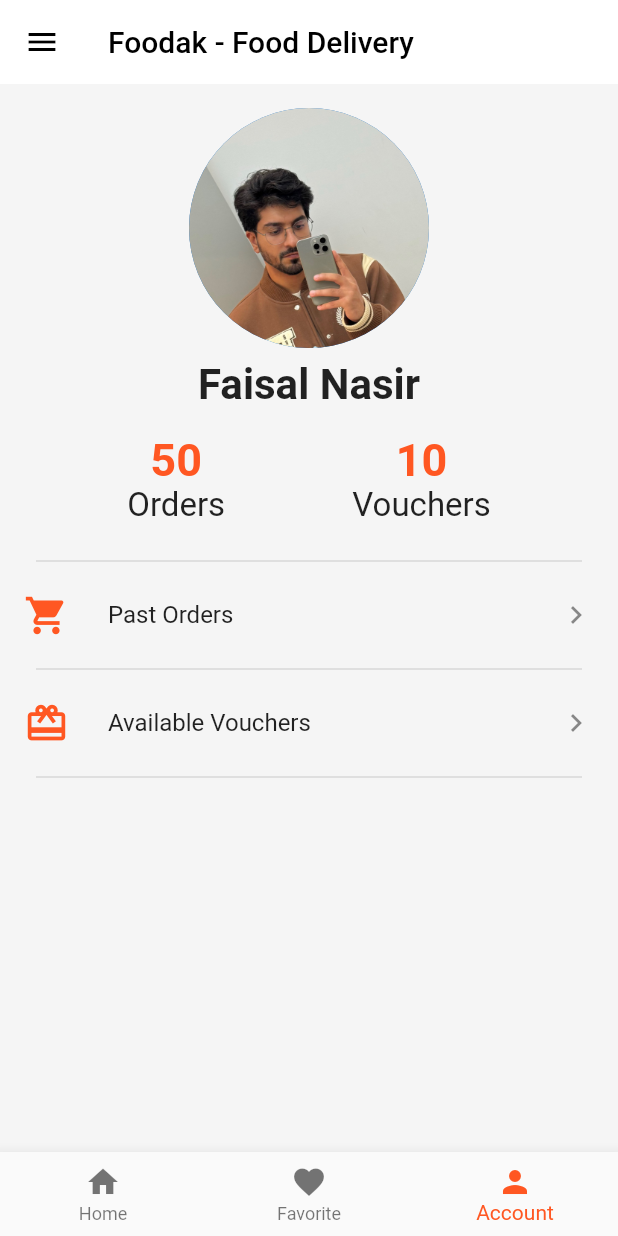
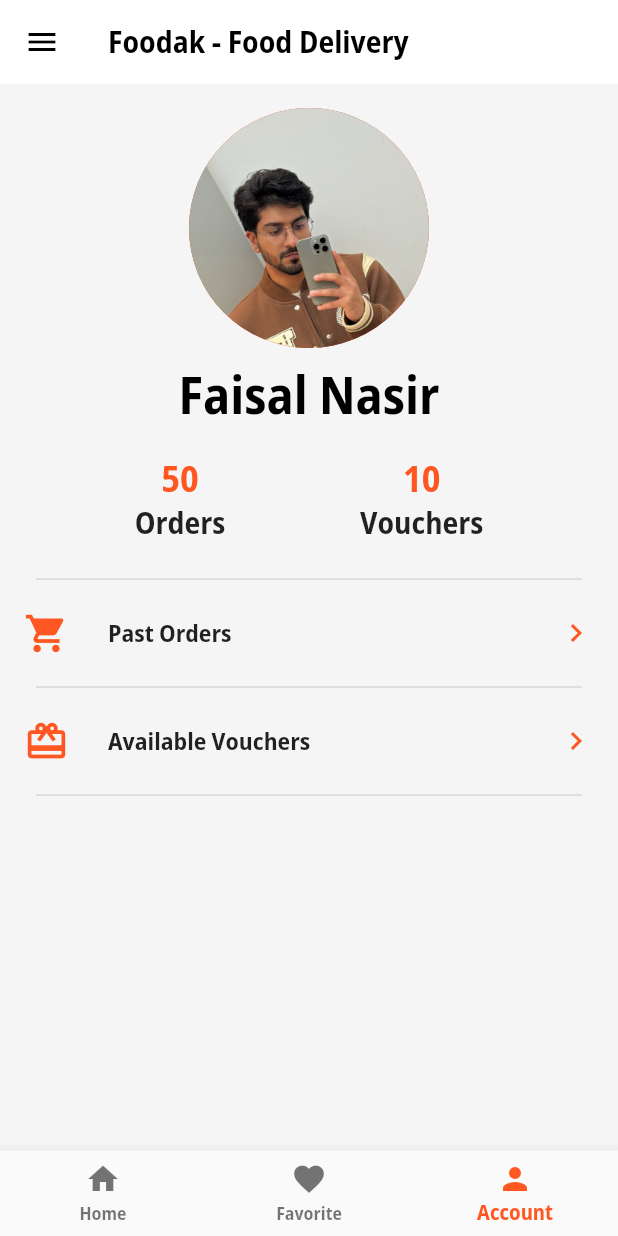
Before and after one commit to Fnmghaithi/food_delivery_app, a Flutter app: the screen it shows after launch, item 3 of the bottom bar chosen, on a phone screen of 412 x 824 dp. Run offline on Flutter 3.47's test engine with Material 3 defaults, Android fonts, the phone set to English and light mode, and no system bars; network calls fail.

Commit message:
Added Font.

```diff
--- a/lib/main.dart
+++ b/lib/main.dart
@@ -13,7 +13,25 @@ class MyApp extends StatelessWidget {
   Widget build(BuildContext context) {
     return MaterialApp(
       debugShowCheckedModeBanner: false,
-      theme: ThemeData(useMaterial3: false),
+      theme: ThemeData(
+        useMaterial3: false,
+        primarySwatch: Colors.deepOrange,
+        appBarTheme: const AppBarTheme(
+          backgroundColor: Colors.white,
+          foregroundColor: Colors.black,
+          elevation: 0,
+        ),
+        scaffoldBackgroundColor: Colors.grey[100],
+        dividerTheme: const DividerThemeData(
+          thickness: 1,
+          indent: 24,
+          endIndent: 24,
+        ),
+        listTileTheme: const ListTileThemeData(
+          iconColor: Colors.deepOrange,
+        ),
+        fontFamily: 'Open Sans',
+      ),
       home: const BottomNavbarScreen(),
     );
   }
--- a/lib/screens/account_page.dart
+++ b/lib/screens/account_page.dart
@@ -4,28 +4,29 @@ import 'package:flutter/widgets.dart';
 class AccountPage extends StatelessWidget {
   const AccountPage({super.key});
 
-  Widget accountItem({required int counter, required String title}) {
+  Widget accountItem(
+    BuildContext context, {
+    required int counter,
+    required String title,
+  }) {
     return Column(
       children: [
         Text(
           counter.toString(),
-          style: const TextStyle(
-            fontSize: 30,
-            fontWeight: FontWeight.w600,
-            color: Colors.deepOrange,
-          ),
+          style: Theme.of(context).textTheme.headlineSmall!.copyWith(
+                color: Theme.of(context).primaryColor,
+              ),
         ),
         Text(
           title,
-          style: const TextStyle(
-            fontSize: 22,
-          ),
+          style: Theme.of(context).textTheme.titleLarge,
         ),
       ],
     );
   }
 
-  Widget orderListTile({
+  Widget orderListTile(
+    BuildContext context, {
     required String title,
     String? subtitle,
     required IconData leadingIcon,
@@ -34,7 +35,7 @@ class AccountPage extends StatelessWidget {
       leading: Icon(
         leadingIcon,
         size: 30,
-        color: Colors.deepOrange,
+        // color: Theme.of(context).primaryColor,
       ),
       title: Text(title),
       subtitle: subtitle != null ? Text(subtitle) : null,
@@ -58,47 +59,37 @@ class AccountPage extends StatelessWidget {
               backgroundImage: AssetImage('assets/images/Faisal.JPG'),
             ),
             const SizedBox(height: 8),
-            const Text(
+            Text(
               'Faisal Nasir',
-              style: TextStyle(
-                fontSize: 28,
-                fontWeight: FontWeight.w600,
-              ),
+              style: Theme.of(context).textTheme.headlineMedium!.copyWith(
+                    fontWeight: FontWeight.w600,
+                    color: Colors.black,
+                  ),
             ),
             const SizedBox(height: 16),
             Row(
               mainAxisAlignment: MainAxisAlignment.spaceEvenly,
               children: [
-                accountItem(counter: 50, title: 'Orders'),
-                accountItem(counter: 10, title: 'Vouchers'),
+                accountItem(context, counter: 50, title: 'Orders'),
+                accountItem(context, counter: 10, title: 'Vouchers'),
               ],
             ),
             const SizedBox(height: 16),
-            const Divider(
-              thickness: 1,
-              indent: 24,
-              endIndent: 24,
-            ),
+            const Divider(),
             orderListTile(
+              context,
               title: 'Past Orders',
               // subtitle: 'Here you find your past orders',
               leadingIcon: Icons.shopping_cart,
             ),
-            const Divider(
-              thickness: 1,
-              indent: 24,
-              endIndent: 24,
-            ),
+            const Divider(),
             orderListTile(
+              context,
               title: 'Available Vouchers',
               // subtitle: 'Here you find your past orders',
               leadingIcon: Icons.card_giftcard,
             ),
-            const Divider(
-              thickness: 1,
-              indent: 24,
-              endIndent: 24,
-            ),
+            const Divider(),
           ],
         ),
       ),
--- a/lib/screens/bottom_navbar_screen.dart
+++ b/lib/screens/bottom_navbar_screen.dart
@@ -28,12 +28,8 @@ class _BottomNavbarScreenState extends State<BottomNavbarScreen> {
   @override
   Widget build(BuildContext context) {
     return Scaffold(
-      backgroundColor: Colors.grey[100],
       appBar: AppBar(
-        backgroundColor: Colors.white,
-        foregroundColor: Colors.black,
         title: const Text('Foodak - Food Delivery'),
-        elevation: 0,
       ),
       drawer: const Drawer(),
       body: bodyOptions[bottomNavbarIndex],
@@ -54,7 +50,6 @@ class _BottomNavbarScreenState extends State<BottomNavbarScreen> {
             label: 'Account',
           ),
         ],
-        selectedItemColor: Colors.deepOrange,
       ),
     );
   }
--- a/lib/screens/favorites_page.dart
+++ b/lib/screens/favorites_page.dart
@@ -25,11 +25,9 @@ class _FavoritesPageState extends State<FavoritesPage> {
                       height: 350,
                       fit: BoxFit.cover,
                     ),
-                    const Text(
+                    Text(
                       'No Favorite items yet',
-                      style: TextStyle(
-                        fontSize: 22,
-                      ),
+                      style: Theme.of(context).textTheme.headlineSmall,
                     ),
                   ],
                 ),
--- a/lib/screens/home_page.dart
+++ b/lib/screens/home_page.dart
@@ -29,8 +29,9 @@ class HomePage extends StatelessWidget {
               shrinkWrap: true,
               gridDelegate: const SliverGridDelegateWithFixedCrossAxisCount(
                 crossAxisCount: 2,
-                mainAxisSpacing: 20,
-                crossAxisSpacing: 20,
+                mainAxisSpacing: 12,
+                crossAxisSpacing: 12,
+                childAspectRatio: 0.95,
               ),
               itemBuilder: (context, index) => FoodGridItem(
                 foodItemIndex: index,
```
Also changed, not shown: lib/widgets/favorite_item.dart (+7 -9 lines), lib/widgets/food_grid_item.dart (+10 -11 lines), pubspec.yaml (+9 -6 lines), assets/fonts/OpenSans_Condensed-Light.ttf (added), assets/fonts/OpenSans_Condensed-Medium.ttf (added), assets/fonts/OpenSans_Condensed-Regular.ttf (added), assets/fonts/OpenSans_Condensed-SemiBold.ttf (added), assets/fonts/OpenSans_SemiCondensed-Bold.ttf (added).
